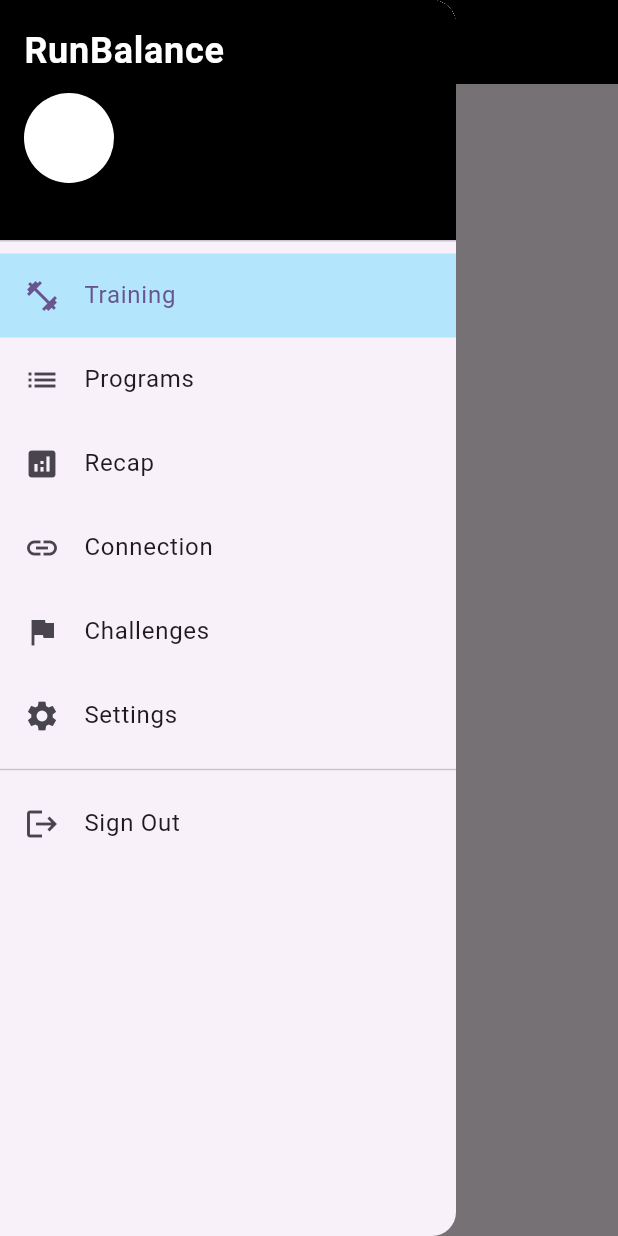
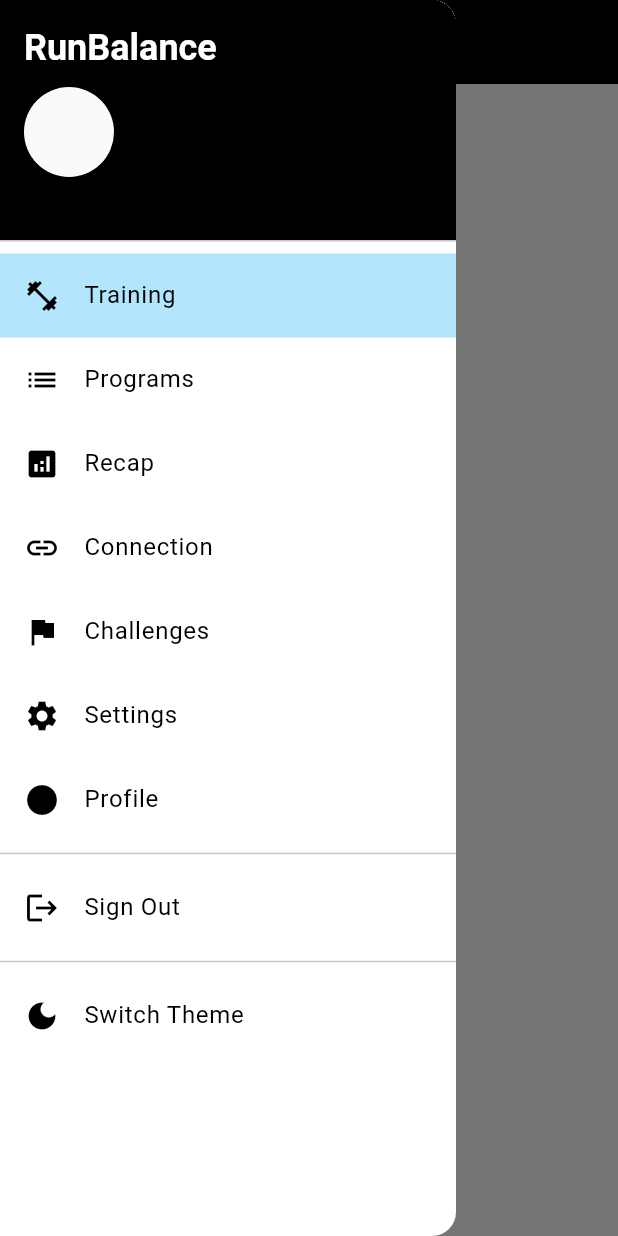
Before and after one commit to enkeleda-bardhi/runBalanced, a Flutter app: the screen it shows once a user with an empty profile is signed in, with the side drawer open, on a phone screen of 412 x 824 dp. Run offline on Flutter 3.47's test engine with Material 3 defaults, Android fonts, the phone set to English and light mode, and no system bars; our stand-ins replace firebase_auth, firebase_core; accounts and stored records are empty; network calls fail.

Commit message:
added theme

```diff
--- a/run_balanced/lib/main.dart
+++ b/run_balanced/lib/main.dart
@@ -3,12 +3,19 @@ import 'package:firebase_core/firebase_core.dart';
 import 'package:flutter/material.dart';
 import 'package:run_balanced/firebase_options.dart';
 import 'package:run_balanced/screens/homepage.dart';
+import 'package:run_balanced/theme/theme_provider.dart';
 import 'screens/login.dart';
+import 'package:provider/provider.dart';
 
 void main() async {
   WidgetsFlutterBinding.ensureInitialized();
   await Firebase.initializeApp(options: DefaultFirebaseOptions.currentPlatform);
-  runApp(const MyApp());
+  runApp(
+    ChangeNotifierProvider(
+      create: (contex) => ThemeProvider(),
+      child: const MyApp(),
+    ),
+  );
 }
 
 class MyApp extends StatelessWidget {
@@ -17,26 +24,11 @@ class MyApp extends StatelessWidget {
   // This widget is the root of your application.
   @override
   Widget build(BuildContext context) {
+    final themeProvider = Provider.of<ThemeProvider>(context);
+
     return MaterialApp(
       title: 'runBalanced',
-      theme: ThemeData(
-        // This is the theme of your application.
-        //
-        // TRY THIS: Try running your application with "flutter run". You'll see
-        // the application has a purple toolbar. Then, without quitting the app,
-        // try changing the seedColor in the colorScheme below to Colors.green
-        // and then invoke "hot reload" (save your changes or press the "hot
-        // reload" button in a Flutter-supported IDE, or press "r" if you used
-        // the command line to start the app).
-        //
-        // Notice that the counter didn't reset back to zero; the application
-        // state is not lost during the reload. To reset the state, use hot
-        // restart instead.
-        //
-        // This works for code too, not just values: Most code changes can be
-        // tested with just a hot reload.
-        colorScheme: ColorScheme.fromSeed(seedColor: Colors.deepPurple),
-      ),
+      theme: themeProvider.themeData,
       home: StreamBuilder(
         stream: FirebaseAuth.instance.authStateChanges(),
         builder: (context, snapshot) {
--- a/run_balanced/lib/screens/homepage.dart
+++ b/run_balanced/lib/screens/homepage.dart
@@ -1,5 +1,7 @@
 import 'package:firebase_auth/firebase_auth.dart';
 import 'package:flutter/material.dart';
+import 'package:provider/provider.dart';
+import 'package:run_balanced/theme/theme_provider.dart';
 import 'training_screen.dart';
 import 'programs_screen.dart';
 import 'recap_screen.dart';
@@ -25,6 +27,7 @@ class _HomeScreenState extends State<HomeScreen> {
     ConnectionScreen(),
     ChallengesScreen(),
     SettingsScreen(),
+    ProfileScreen(),
   ];
 
   final List<String> _titles = [
@@ -34,57 +37,55 @@ class _HomeScreenState extends State<HomeScreen> {
     'Connection',
     'Challenges',
     'Settings',
+    'Profile',
   ];
 
   @override
   Widget build(BuildContext context) {
+    final theme = Theme.of(context);
+    final isDark = theme.brightness == Brightness.dark;
+
     return Scaffold(
       appBar: AppBar(
         title: Text(
           _titles[_selectedIndex],
-          style: TextStyle(color: Colors.white), // Colore del testo in bianco
+          style: theme.appBarTheme.titleTextStyle,
         ),
-        backgroundColor: Colors.black,
-        iconTheme: IconThemeData(
-          color: Colors.white,
-        ), // Per cambiare colore delle icone (es. menu)
+        backgroundColor: theme.appBarTheme.backgroundColor,
+        iconTheme: theme.appBarTheme.iconTheme,
       ),
       drawer: Drawer(
         child: ListView(
           padding: EdgeInsets.zero,
           children: [
             DrawerHeader(
-              decoration: BoxDecoration(color: Colors.black),
+              decoration: BoxDecoration(
+                color: theme.appBarTheme.backgroundColor,
+              ),
               child: Column(
                 crossAxisAlignment: CrossAxisAlignment.start,
                 children: [
                   Text(
                     'RunBalance',
-                    style: TextStyle(
-                      color: Colors.white,
-                      fontSize: 24,
+                    style: theme.textTheme.headlineSmall?.copyWith(
+                      color: theme.appBarTheme.foregroundColor,
                       fontWeight: FontWeight.bold,
                     ),
                   ),
                   SizedBox(height: 10),
                   GestureDetector(
                     onTap: () {
-                      Navigator.pop(context); // chiude il drawer
-                      Navigator.push(
-                        context,
-                        MaterialPageRoute(
-                          builder: (context) => ProfileScreen(),
-                        ),
-                      );
+                      setState(() {
+                        _selectedIndex = 6; // Index of ProfileScreen
+                      });
+                      Navigator.pop(context); // Close the drawer
                     },
                     child: Column(
-                      mainAxisSize:
-                          MainAxisSize
-                              .min, // Riduce al minimo lo spazio verticale utilizzato
+                      mainAxisSize: MainAxisSize.min,
                       children: [
                         CircleAvatar(
-                          radius: 30, // Avatar di dimensioni fisse
-                          backgroundColor: Colors.white, // Sfondo bianco
+                          radius: 30,
+                          backgroundColor: theme.cardColor,
                         ),
                         SizedBox(height: 10),
                       ],
@@ -99,22 +100,36 @@ class _HomeScreenState extends State<HomeScreen> {
                 leading: _iconForIndex(i),
                 title: Text(_titles[i]),
                 selected: _selectedIndex == i,
-                selectedTileColor: Colors.lightBlue.shade100,
+                selectedTileColor: theme.listTileTheme.selectedTileColor,
+                selectedColor: theme.listTileTheme.selectedColor,
                 onTap: () {
                   setState(() {
                     _selectedIndex = i;
-                    Navigator.pop(context); // chiude il drawer
+                    Navigator.pop(context);
                   });
                 },
               ),
-            Divider(), // Optional: separates the sign out from the rest
 
+            Divider(),
             ListTile(
               leading: Icon(Icons.logout),
               title: Text('Sign Out'),
               onTap: () async {
-                Navigator.pop(context); // Close the drawer
+                Navigator.pop(context);
                 await FirebaseAuth.instance.signOut();
+              },
+            ),
+
+            Divider(),
+            ListTile(
+              leading: Icon(isDark ? Icons.light_mode : Icons.dark_mode),
+              title: Text('Switch Theme'),
+              onTap: () {
+                Provider.of<ThemeProvider>(
+                  context,
+                  listen: false,
+                ).toggleTheme();
+                Navigator.pop(context);
               },
             ),
           ],
--- /dev/null
+++ b/run_balanced/lib/theme/theme.dart
@@ -0,0 +1,115 @@
+import 'package:flutter/material.dart';
+
+ThemeData lightMode = ThemeData(
+  brightness: Brightness.light,
+  primaryColor: Colors.deepPurple,
+  scaffoldBackgroundColor: Colors.white,
+  canvasColor: Colors.white,
+  iconTheme: IconThemeData(color: Colors.black),
+  appBarTheme: AppBarTheme(
+    backgroundColor: Colors.black,
+    foregroundColor: Colors.white,
+    iconTheme: IconThemeData(color: Colors.white),
+    titleTextStyle: TextStyle(
+      color: Colors.white,
+      fontSize: 22,
+    ), // Larger font size
+  ),
+  drawerTheme: DrawerThemeData(backgroundColor: Colors.white),
+  listTileTheme: ListTileThemeData(
+    selectedColor: Colors.black,
+    selectedTileColor: Colors.lightBlue.shade100,
+    iconColor: Colors.black,
+    textColor: Colors.black,
+  ),
+  textTheme: TextTheme(
+    bodyLarge: TextStyle(color: Colors.black),
+    bodyMedium: TextStyle(color: Colors.black),
+    displayLarge: TextStyle(
+      fontSize: 32,
+      fontWeight: FontWeight.bold,
+      color: Colors.black,
+    ), // Main titles
+    displayMedium: TextStyle(
+      fontSize: 28,
+      fontWeight: FontWeight.w600,
+      color: Colors.black,
+    ), // Subheadings
+  ),
+  colorScheme: ColorScheme.fromSeed(
+    seedColor: Colors.deepPurple,
+    brightness: Brightness.light,
+  ),
+  focusColor: Colors.lightBlue.shade200, // Lighter blue for more contrast
+  cardColor: Colors.grey.shade50, // Light grey for card background
+  elevatedButtonTheme: ElevatedButtonThemeData(
+    style: ElevatedButton.styleFrom(
+      backgroundColor: Colors.deepPurple, // Button color
+      foregroundColor: Colors.white, // Text color
+      shape: RoundedRectangleBorder(
+        borderRadius: BorderRadius.circular(8.0), // Rounded corners
+      ),
+      padding: EdgeInsets.symmetric(
+        vertical: 12,
+        horizontal: 20,
+      ), // Button padding
+    ),
+  ),
+);
+
+ThemeData darkMode = ThemeData(
+  brightness: Brightness.dark,
+  primaryColor: Colors.deepPurple,
+  scaffoldBackgroundColor: Colors.black,
+  canvasColor: Colors.black,
+  iconTheme: IconThemeData(color: Colors.grey.shade900),
+  appBarTheme: AppBarTheme(
+    backgroundColor: Colors.white,
+    foregroundColor: Colors.black,
+    iconTheme: IconThemeData(color: Colors.grey.shade900),
+    titleTextStyle: TextStyle(
+      color: Colors.white,
+      fontSize: 22,
+    ), // Larger font size
+  ),
+  drawerTheme: DrawerThemeData(backgroundColor: Colors.grey[900]),
+  listTileTheme: ListTileThemeData(
+    selectedColor: Colors.white,
+    selectedTileColor: Colors.blue.shade800, // Darker blue for dark mode
+    iconColor: Colors.white,
+    textColor: Colors.white,
+  ),
+  textTheme: TextTheme(
+    bodyLarge: TextStyle(color: Colors.white),
+    bodyMedium: TextStyle(color: Colors.white),
+    displayLarge: TextStyle(
+      fontSize: 32,
+      fontWeight: FontWeight.bold,
+      color: Colors.white,
+    ), // Main titles
+    displayMedium: TextStyle(
+      fontSize: 28,
+      fontWeight: FontWeight.w600,
+      color: Colors.white,
+    ), // Subheadings
+  ),
+  colorScheme: ColorScheme.fromSeed(
+    seedColor: Colors.deepPurple,
+    brightness: Brightness.dark,
+  ),
+  focusColor: Colors.blue.shade600, // Slightly brighter blue for dark mode
+  cardColor: Colors.grey.shade800, // Dark grey for card background
+  elevatedButtonTheme: ElevatedButtonThemeData(
+    style: ElevatedButton.styleFrom(
+      backgroundColor: Colors.deepPurple, // Button color
+      foregroundColor: Colors.white, // Text color
+      shape: RoundedRectangleBorder(
+        borderRadius: BorderRadius.circular(8.0), // Rounded corners
+      ),
+      padding: EdgeInsets.symmetric(
+        vertical: 12,
+        horizontal: 20,
+      ), // Button padding
+    ),
+  ),
+);
--- /dev/null
+++ b/run_balanced/lib/theme/theme_provider.dart
@@ -0,0 +1,21 @@
+import 'package:flutter/material.dart';
+import 'package:run_balanced/theme/theme.dart';
+
+class ThemeProvider with ChangeNotifier {
+  ThemeData _themeData = lightMode;
+
+  ThemeData get themeData => _themeData;
+
+  set themeData(ThemeData themeData) {
+    _themeData = themeData;
+    notifyListeners();
+  }
+
+  void toggleTheme() {
+    if (_themeData == lightMode) {
+      themeData = darkMode;
+    } else {
+      themeData = lightMode;
+    }
+  }
+}
--- a/run_balanced/pubspec.yaml
+++ b/run_balanced/pubspec.yaml
@@ -36,6 +36,7 @@ dependencies:
   cupertino_icons: ^1.0.8
   firebase_core: ^3.13.0
   firebase_auth: ^5.5.3
+  provider: ^6.1.5
 
 dev_dependencies:
   flutter_test:
```
Also changed, not shown: run_balanced/pubspec.lock.
